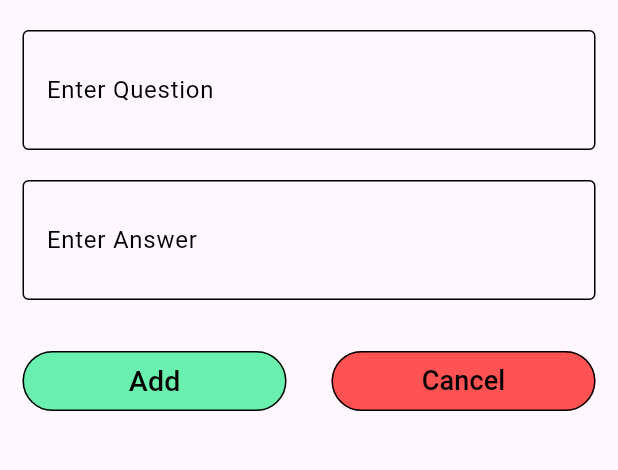
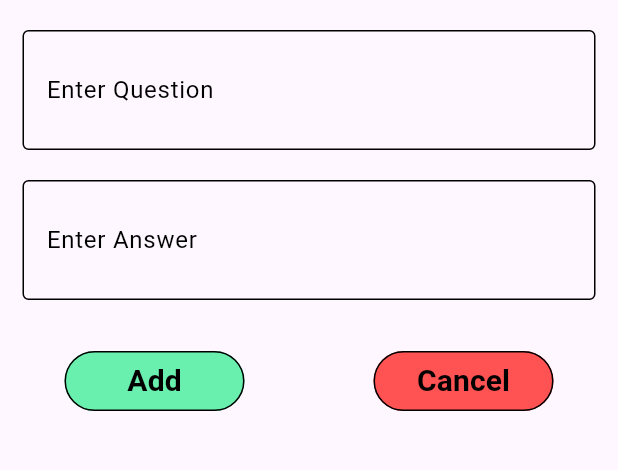
Before and after one commit to piyush-143/flashcard_app, a Flutter app: the CustomBottomSheet widget shown alone on an empty page, opened directly, on a phone screen of 412 x 824 dp, the part 87-557 px from its top. Run offline on Flutter 3.47's test engine with Material 3 defaults, Android fonts, the phone set to English and light mode, and no system bars; our stand-ins replace carousel_slider, sqflite; missing offline and left inert: flash_card; accounts and stored records are empty.

Commit message:
updated code

```diff
--- a/lib/widgets/bottom_sheet.dart
+++ b/lib/widgets/bottom_sheet.dart
@@ -2,15 +2,16 @@ import 'package:flutter/material.dart';
 import 'package:provider/provider.dart';
 import '../database/local_database/db_helper.dart';
 import '../view_model/db_provider.dart';
+import 'custom_button.dart';
 
 class CustomBottomSheet extends StatefulWidget {
-  bool isUpdate;
+  bool isEdit;
   int sno;
   String que;
   String ans;
   CustomBottomSheet({
     super.key,
-    this.isUpdate = false,
+    this.isEdit = false,
     this.sno = 0,
     this.ans = "",
     this.que = "",
@@ -36,11 +37,11 @@ class _CustomBottomSheetState extends State<CustomBottomSheet> {
 
   @override
   Widget build(BuildContext context) {
-    if (widget.isUpdate) {
+    if (widget.isEdit) {
       queController.text = widget.que;
       ansController.text = widget.ans;
     }
-    return Container(
+    return SizedBox(
       height: 450,
       width: double.infinity,
       child: Padding(
@@ -48,7 +49,7 @@ class _CustomBottomSheetState extends State<CustomBottomSheet> {
         child: Column(
           children: [
             Text(
-              widget.isUpdate ? 'Update FlashCard' : 'Add Flash Card',
+              widget.isEdit ? 'Edit FlashCard' : 'Add Flash Card',
               style: const TextStyle(fontSize: 30, fontWeight: FontWeight.w600),
             ),
             const SizedBox(
@@ -60,7 +61,7 @@ class _CustomBottomSheetState extends State<CustomBottomSheet> {
                 children: [
                   TextFormField(
                     controller: queController,
-                    keyboardType: TextInputType.none,
+                    keyboardType: TextInputType.text,
                     cursorColor: Colors.black,
                     maxLines: 2,
                     decoration: const InputDecoration(
@@ -89,7 +90,7 @@ class _CustomBottomSheetState extends State<CustomBottomSheet> {
                   ),
                   TextFormField(
                     controller: ansController,
-                    keyboardType: TextInputType.none,
+                    keyboardType: TextInputType.text,
                     cursorColor: Colors.black,
                     maxLines: 2,
                     decoration: const InputDecoration(
@@ -120,12 +121,12 @@ class _CustomBottomSheetState extends State<CustomBottomSheet> {
               height: 30,
             ),
             Row(
+              mainAxisAlignment: MainAxisAlignment.spaceEvenly,
               children: [
-                Expanded(
-                  child: OutlinedButton(
+                CustomButton(
                   onPressed: () {
                     if (_formKey.currentState!.validate()) {
-                          widget.isUpdate
+                      widget.isEdit
                           ? context.read<DBProvider>().updateData(
                               ques: queController.text.toString(),
                               ans: ansController.text.toString(),
@@ -137,30 +138,18 @@ class _CustomBottomSheetState extends State<CustomBottomSheet> {
                       Navigator.pop(context);
                     }
                   },
-                      style: OutlinedButton.styleFrom(
-                          backgroundColor: Colors.greenAccent,
-                          side: const BorderSide(color: Colors.black)),
-                      child: Text(
-                        widget.isUpdate ? "Update" : "Add",
-                        style:
-                            const TextStyle(color: Colors.black, fontSize: 19),
-                      )),
+                  bgColor: Colors.greenAccent,
+                  text: widget.isEdit ? "Save" : "Add",
                 ),
                 const SizedBox(
                   width: 30,
                 ),
-                Expanded(
-                  child: OutlinedButton(
+                CustomButton(
                   onPressed: () {
                     Navigator.pop(context);
                   },
-                      style: OutlinedButton.styleFrom(
-                          backgroundColor: Colors.redAccent,
-                          side: const BorderSide(color: Colors.black)),
-                      child: const Text(
-                        "Cancel",
-                        style: TextStyle(color: Colors.black, fontSize: 18),
-                      )),
+                  text: "Cancel",
+                  bgColor: Colors.redAccent,
                 ),
               ],
             )
--- /dev/null
+++ b/lib/widgets/custom_button.dart
@@ -0,0 +1,30 @@
+import 'package:flutter/material.dart';
+
+class CustomButton extends StatelessWidget {
+  final VoidCallback onPressed;
+  final Color bgColor;
+  final String text;
+  const CustomButton(
+      {super.key,
+      required this.onPressed,
+      required this.bgColor,
+      required this.text});
+
+  @override
+  Widget build(BuildContext context) {
+    return OutlinedButton(
+      onPressed: onPressed,
+      style: OutlinedButton.styleFrom(
+          backgroundColor: bgColor,
+          // shape:
+          //     RoundedRectangleBorder(borderRadius: BorderRadius.circular(10)),
+          fixedSize: const Size(120, 20),
+          side: const BorderSide(color: Colors.black)),
+      child: Text(
+        text,
+        style: const TextStyle(
+            fontSize: 20, color: Colors.black, fontWeight: FontWeight.w600),
+      ),
+    );
+  }
+}
```
Also changed, not shown: lib/view/home_view.dart (+36 -95 lines), lib/widgets/custom_dialog.dart (+13 -28 lines), lib/widgets/custom_flashcard.dart (+23 -22 lines), 4 other files. Lines whose indentation alone changed are shown as unchanged.
